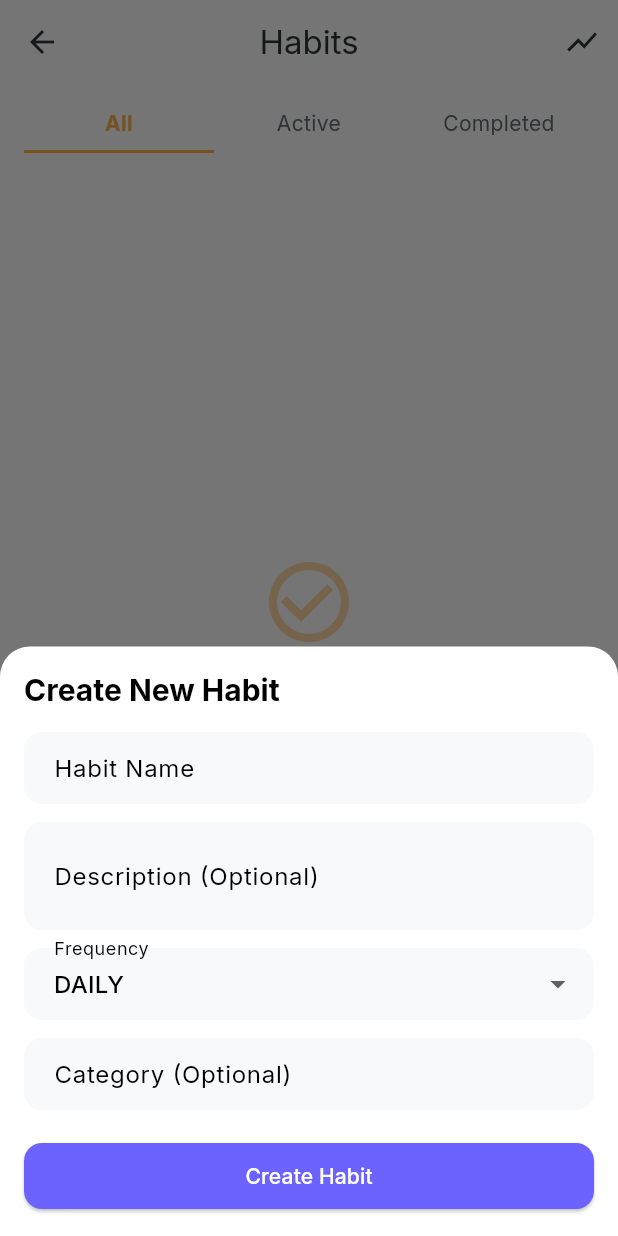
After one commit to EmadAA/Daily-Life-Manager-App, a Flutter app: the HabitScreen screen opened directly, after a tap on "Create Your First Habit", on a phone screen of 412 x 824 dp. The commit adds this screen. Run offline on Flutter 3.47's test engine with Material 3 defaults, Android fonts, the phone set to English and light mode, and no system bars; our stand-ins replace flutter_riverpod, flutter_slidable, google_fonts, isar, shared_preferences; accounts and stored records are empty; generated files the repository leaves out were written again.

Commit message:
Second Commit

```diff
--- a/lib/data/local/database/isar_database.dart
+++ b/lib/data/local/database/isar_database.dart
@@ -2,6 +2,7 @@ import 'package:isar/isar.dart';
 import 'package:path_provider/path_provider.dart';
 import 'package:life_manager_pro/modules/tasks/models/task_model.dart';
 import 'package:life_manager_pro/modules/health/models/health_model.dart';
+import 'package:life_manager_pro/modules/habits/models/habit_model.dart';
 
 class IsarDatabase {
   static Isar? _isar;
@@ -11,7 +12,7 @@ class IsarDatabase {
 
     final dir = await getApplicationDocumentsDirectory();
     _isar = await Isar.open(
-      [TaskSchema, HealthEntrySchema], // Make sure both are here
+      [TaskSchema, HealthEntrySchema, HabitSchema],
       directory: dir.path,
     );
     return _isar!;
--- /dev/null
+++ b/lib/data/local/repositories/habit_repository.dart
@@ -0,0 +1,38 @@
+import 'package:isar/isar.dart';
+import 'package:life_manager_pro/data/local/database/isar_database.dart';
+import 'package:life_manager_pro/modules/habits/models/habit_model.dart';
+
+class HabitRepository {
+  Future<Isar> get _db => IsarDatabase.getInstance();
+
+  Future<List<Habit>> getAllHabits() async {
+    final db = await _db;
+    return db.habits.where().findAll();
+  }
+
+  Future<List<Habit>> getActiveHabits() async {
+    final db = await _db;
+    return db.habits.filter().isActiveEqualTo(true).findAll();
+  }
+
+  Future<void> addHabit(Habit habit) async {
+    final db = await _db;
+    await db.writeTxn(() async {
+      await db.habits.put(habit);
+    });
+  }
+
+  Future<void> updateHabit(Habit habit) async {
+    final db = await _db;
+    await db.writeTxn(() async {
+      await db.habits.put(habit);
+    });
+  }
+
+  Future<void> deleteHabit(int id) async {
+    final db = await _db;
+    await db.writeTxn(() async {
+      await db.habits.delete(id);
+    });
+  }
+}
--- /dev/null
+++ b/lib/modules/habits/models/habit_model.dart
@@ -0,0 +1,25 @@
+import 'package:isar/isar.dart';
+
+part 'habit_model.g.dart';
+
+enum HabitFrequency { daily, weekly, custom }
+
+@Collection()
+@Name('habits')
+class Habit {
+  Id id = Isar.autoIncrement;
+
+  late String name;
+  String? description;
+
+  @enumerated
+  late HabitFrequency frequency;
+
+  List<int> daysOfWeek = []; // 0=Monday, 6=Sunday
+  DateTime createdAt = DateTime.now();
+  int currentStreak = 0;
+  int bestStreak = 0;
+  String? category;
+  bool isActive = true;
+  List<DateTime> completedDates = [];
+}
--- /dev/null
+++ b/lib/modules/habits/providers/habit_provider.dart
@@ -0,0 +1,85 @@
+import 'package:flutter_riverpod/flutter_riverpod.dart';
+import 'package:life_manager_pro/modules/habits/models/habit_model.dart';
+import 'package:life_manager_pro/data/local/repositories/habit_repository.dart';
+
+final habitRepositoryProvider = Provider<HabitRepository>((ref) {
+  return HabitRepository();
+});
+
+class HabitNotifier extends StateNotifier<List<Habit>> {
+  final HabitRepository _repository;
+
+  HabitNotifier(this._repository) : super([]) {
+    loadHabits();
+  }
+
+  Future<void> loadHabits() async {
+    state = await _repository.getAllHabits();
+  }
+
+  Future<void> addHabit(Habit habit) async {
+    await _repository.addHabit(habit);
+    await loadHabits();
+  }
+
+  Future<void> updateHabit(Habit habit) async {
+    await _repository.updateHabit(habit);
+    await loadHabits();
+  }
+
+  Future<void> deleteHabit(int id) async {
+    await _repository.deleteHabit(id);
+    await loadHabits();
+  }
+
+  Future<void> toggleHabit(Habit habit) async {
+    final today = DateTime(
+      DateTime.now().year,
+      DateTime.now().month,
+      DateTime.now().day
+    );
+
+    if (habit.completedDates.contains(today)) {
+      habit.completedDates.remove(today);
+      habit.currentStreak = _calculateStreak(habit.completedDates);
+    } else {
+      habit.completedDates.add(today);
+      habit.currentStreak = _calculateStreak(habit.completedDates);
+      if (habit.currentStreak > habit.bestStreak) {
+        habit.bestStreak = habit.currentStreak;
+      }
+    }
+
+    await updateHabit(habit);
+  }
+
+  int _calculateStreak(List<DateTime> dates) {
+    if (dates.isEmpty) return 0;
+
+    final sortedDates = List<DateTime>.from(dates)..sort();
+    int streak = 1;
+    final today = DateTime.now();
+    final lastDate = sortedDates.last;
+
+    // Check if last completion is today or yesterday
+    final daysDiff = today.difference(lastDate).inDays;
+    if (daysDiff > 1) return 0;
+    if (daysDiff == 1) streak = 1;
+
+    for (int i = sortedDates.length - 1; i > 0; i--) {
+      final diff = sortedDates[i].difference(sortedDates[i - 1]).inDays;
+      if (diff == 1) {
+        streak++;
+      } else {
+        break;
+      }
+    }
+
+    return streak;
+  }
+}
+
+final habitProvider = StateNotifierProvider<HabitNotifier, List<Habit>>((ref) {
+  final repository = ref.watch(habitRepositoryProvider);
+  return HabitNotifier(repository);
+});
--- /dev/null
+++ b/lib/modules/habits/screens/habit_screen.dart
@@ -0,0 +1,241 @@
+import 'package:flutter/material.dart';
+import 'package:flutter_riverpod/flutter_riverpod.dart';
+import 'package:life_manager_pro/core/constants/app_colors.dart';
+import 'package:life_manager_pro/modules/habits/models/habit_model.dart';
+import 'package:life_manager_pro/modules/habits/providers/habit_provider.dart';
+import 'package:life_manager_pro/modules/habits/widgets/habit_card.dart';
+import 'package:life_manager_pro/modules/habits/widgets/add_habit_bottom_sheet.dart';
+
+class HabitScreen extends ConsumerStatefulWidget {
+  const HabitScreen({super.key});
+
+  @override
+  ConsumerState<HabitScreen> createState() => _HabitScreenState();
+}
+
+class _HabitScreenState extends ConsumerState<HabitScreen> {
+  int _currentTab = 0;
+  final List<String> _tabs = ['All', 'Active', 'Completed'];
+
+  @override
+  Widget build(BuildContext context) {
+    final habits = ref.watch(habitProvider);
+    final filteredHabits = _getFilteredHabits(habits);
+
+    return Scaffold(
+      appBar: AppBar(
+        title: const Text('Habits'),
+        actions: [
+          IconButton(
+            icon: const Icon(Icons.show_chart),
+            onPressed: () => _showStats(context),
+          ),
+        ],
+      ),
+      body: Column(
+        children: [
+          _buildTabBar(),
+          Expanded(
+            child: habits.isEmpty
+                ? _buildEmptyState()
+                : ListView.builder(
+                    padding: const EdgeInsets.all(16),
+                    itemCount: filteredHabits.length,
+                    itemBuilder: (context, index) {
+                      final habit = filteredHabits[index];
+                      return HabitCard(
+                        habit: habit,
+                        onToggle: () => _toggleHabit(habit),
+                        onDelete: () => _deleteHabit(habit.id),
+                      );
+                    },
+                  ),
+          ),
+        ],
+      ),
+      floatingActionButton: FloatingActionButton(
+        onPressed: () => _showAddHabitBottomSheet(context),
+        child: const Icon(Icons.add),
+      ),
+    );
+  }
+
+  Widget _buildTabBar() {
+    return Container(
+      padding: const EdgeInsets.symmetric(horizontal: 16, vertical: 8),
+      child: Row(
+        children: _tabs.map((tab) {
+          final index = _tabs.indexOf(tab);
+          return Expanded(
+            child: GestureDetector(
+              onTap: () => setState(() => _currentTab = index),
+              child: Container(
+                padding: const EdgeInsets.symmetric(vertical: 8),
+                decoration: BoxDecoration(
+                  border: Border(
+                    bottom: BorderSide(
+                      color: _currentTab == index
+                          ? AppColors.habitsColor
+                          : Colors.transparent,
+                      width: 2,
+                    ),
+                  ),
+                ),
+                child: Text(
+                  tab,
+                  textAlign: TextAlign.center,
+                  style: TextStyle(
+                    color: _currentTab == index
+                        ? AppColors.habitsColor
+                        : AppColors.textSecondary,
+                    fontWeight: _currentTab == index
+                        ? FontWeight.bold
+                        : FontWeight.normal,
+                    fontSize: 14,
+                  ),
+                ),
+              ),
+            ),
+          );
+        }).toList(),
+      ),
+    );
+  }
+
+  Widget _buildEmptyState() {
+    return Center(
+      child: Column(
+        mainAxisAlignment: MainAxisAlignment.center,
+        children: [
+          Icon(
+            Icons.check_circle_outline,
+            size: 64,
+            color: AppColors.habitsColor.withOpacity(0.5),
+          ),
+          const SizedBox(height: 16),
+          Text(
+            'No habits yet',
+            style: Theme.of(context).textTheme.titleMedium,
+          ),
+          const SizedBox(height: 8),
+          Text(
+            'Start building good habits today!',
+            style: TextStyle(
+              color: AppColors.textSecondary,
+              fontSize: 14,
+            ),
+          ),
+          const SizedBox(height: 16),
+          ElevatedButton.icon(
+            onPressed: () => _showAddHabitBottomSheet(context),
+            icon: const Icon(Icons.add),
+            label: const Text('Create Your First Habit'),
+          ),
+        ],
+      ),
+    );
+  }
+
+  List<Habit> _getFilteredHabits(List<Habit> habits) {
+    switch (_currentTab) {
+      case 1:
+        return habits.where((h) => h.isActive).toList();
+      case 2:
+        return habits.where((h) => !h.isActive).toList();
+      default:
+        return habits;
+    }
+  }
+
+  void _toggleHabit(Habit habit) {
+    ref.read(habitProvider.notifier).toggleHabit(habit);
+  }
+
+  void _deleteHabit(int id) {
+    showDialog(
+      context: context,
+      builder: (context) => AlertDialog(
+        title: const Text('Delete Habit'),
+        content: const Text('Are you sure you want to delete this habit?'),
+        actions: [
+          TextButton(
+            onPressed: () => Navigator.pop(context),
+            child: const Text('Cancel'),
+          ),
+          TextButton(
+            onPressed: () {
+              ref.read(habitProvider.notifier).deleteHabit(id);
+              Navigator.pop(context);
+            },
+            child: const Text('Delete', style: TextStyle(color: Colors.red)),
+          ),
+        ],
+      ),
+    );
+  }
+
+  void _showAddHabitBottomSheet(BuildContext context) {
+    showModalBottomSheet(
+      context: context,
+      isScrollControlled: true,
+      shape: const RoundedRectangleBorder(
+        borderRadius: BorderRadius.vertical(top: Radius.circular(20)),
+      ),
+      builder: (context) => const AddHabitBottomSheet(),
+    );
+  }
+
+  void _showStats(BuildContext context) {
+    showDialog(
+      context: context,
+      builder: (context) => AlertDialog(
+        title: const Text('Habit Statistics'),
+        content: SizedBox(
+          width: double.maxFinite,
+          child: Column(
+            mainAxisSize: MainAxisSize.min,
+            children: [
+              _buildStatItem('Total Habits', '5', AppColors.habitsColor),
+              _buildStatItem('Active Habits', '3', AppColors.success),
+              _buildStatItem('Best Streak', '12 days', AppColors.warning),
+              _buildStatItem('Completion Rate', '78%', AppColors.info),
+            ],
+          ),
+        ),
+        actions: [
+          TextButton(
+            onPressed: () => Navigator.pop(context),
+            child: const Text('Close'),
+          ),
+        ],
+      ),
+    );
+  }
+
+  Widget _buildStatItem(String label, String value, Color color) {
+    return Padding(
+      padding: const EdgeInsets.symmetric(vertical: 6),
+      child: Row(
+        mainAxisAlignment: MainAxisAlignment.spaceBetween,
+        children: [
+          Text(label, style: const TextStyle(fontSize: 14)),
+          Container(
+            padding: const EdgeInsets.symmetric(horizontal: 12, vertical: 4),
+            decoration: BoxDecoration(
+              color: color.withOpacity(0.1),
+              borderRadius: BorderRadius.circular(4),
+            ),
+            child: Text(
+              value,
+              style: TextStyle(
+                color: color,
+                fontWeight: FontWeight.bold,
+                fontSize: 14,
+              ),
+            ),
+          ),
+        ],
+      ),
+    );
+  }
+}
--- /dev/null
+++ b/lib/modules/habits/widgets/add_habit_bottom_sheet.dart
@@ -0,0 +1,169 @@
+import 'package:flutter/material.dart';
+import 'package:flutter_riverpod/flutter_riverpod.dart';
+import 'package:life_manager_pro/core/constants/app_colors.dart';
+import 'package:life_manager_pro/modules/habits/models/habit_model.dart';
+import 'package:life_manager_pro/modules/habits/providers/habit_provider.dart';
+
+class AddHabitBottomSheet extends ConsumerStatefulWidget {
+  const AddHabitBottomSheet({super.key});
+
+  @override
+  ConsumerState<AddHabitBottomSheet> createState() => _AddHabitBottomSheetState();
+}
+
+class _AddHabitBottomSheetState extends ConsumerState<AddHabitBottomSheet> {
+  final _formKey = GlobalKey<FormState>();
+  final _nameController = TextEditingController();
+  final _descriptionController = TextEditingController();
+
+  HabitFrequency _frequency = HabitFrequency.daily;
+  String? _category;
+  List<int> _selectedDays = [];
+
+  final List<String> _days = ['Mon', 'Tue', 'Wed', 'Thu', 'Fri', 'Sat', 'Sun'];
+
+  @override
+  Widget build(BuildContext context) {
+    return Padding(
+      padding: EdgeInsets.only(
+        bottom: MediaQuery.of(context).viewInsets.bottom,
+        left: 16,
+        right: 16,
+        top: 16,
+      ),
+      child: SingleChildScrollView(
+        child: Form(
+          key: _formKey,
+          child: Column(
+            mainAxisSize: MainAxisSize.min,
+            crossAxisAlignment: CrossAxisAlignment.start,
+            children: [
+              Text(
+                'Create New Habit',
+                style: Theme.of(context).textTheme.titleLarge?.copyWith(
+                  fontSize: 20,
+                  fontWeight: FontWeight.bold,
+                ),
+              ),
+              const SizedBox(height: 16),
+              TextFormField(
+                controller: _nameController,
+                decoration: const InputDecoration(
+                  labelText: 'Habit Name',
+                  hintText: 'e.g., Exercise, Read, Meditate',
+                ),
+                validator: (value) {
+                  if (value == null || value.isEmpty) {
+                    return 'Please enter a habit name';
+                  }
+                  return null;
+                },
+              ),
+              const SizedBox(height: 12),
+              TextFormField(
+                controller: _descriptionController,
+                decoration: const InputDecoration(
+                  labelText: 'Description (Optional)',
+                  hintText: 'Why do you want to build this habit?',
+                ),
+                maxLines: 2,
+              ),
+              const SizedBox(height: 12),
+              DropdownButtonFormField<HabitFrequency>(
+                value: _frequency,
+                decoration: const InputDecoration(
+                  labelText: 'Frequency',
+                  border: OutlineInputBorder(),
+                ),
+                items: HabitFrequency.values.map((frequency) {
+                  return DropdownMenuItem(
+                    value: frequency,
+                    child: Text(frequency.name.toUpperCase()),
+                  );
+                }).toList(),
+                onChanged: (value) {
+                  if (value != null) {
+                    setState(() => _frequency = value);
+                  }
+                },
+              ),
+              const SizedBox(height: 12),
+              TextFormField(
+                decoration: const InputDecoration(
+                  labelText: 'Category (Optional)',
+                  hintText: 'e.g., Health, Productivity',
+                ),
+                onChanged: (value) => _category = value,
+              ),
+              if (_frequency == HabitFrequency.weekly) ...[
+                const SizedBox(height: 12),
+                const Text(
+                  'Select days:',
+                  style: TextStyle(fontWeight: FontWeight.w500),
+                ),
+                const SizedBox(height: 8),
+                Wrap(
+                  spacing: 6,
+                  runSpacing: 6,
+                  children: List.generate(7, (index) {
+                    final isSelected = _selectedDays.contains(index);
+                    return FilterChip(
+                      label: Text(_days[index]),
+                      selected: isSelected,
+                      onSelected: (selected) {
+                        setState(() {
+                          if (selected) {
+                            _selectedDays.add(index);
+                          } else {
+                            _selectedDays.remove(index);
+                          }
+                        });
+                      },
+                      selectedColor: AppColors.habitsColor,
+                      checkmarkColor: Colors.white,
+                    );
+                  }),
+                ),
+              ],
+              const SizedBox(height: 20),
+              SizedBox(
+                width: double.infinity,
+                child: ElevatedButton(
+                  onPressed: _addHabit,
+                  child: const Text('Create Habit'),
+                ),
+              ),
+              const SizedBox(height: 16),
+            ],
+          ),
+        ),
+      ),
+    );
+  }
+
+  void _addHabit() {
+    if (_formKey.currentState!.validate()) {
+      final habit = Habit()
+        ..name = _nameController.text
+        ..description = _descriptionController.text.isNotEmpty
+            ? _descriptionController.text
+            : null
+        ..frequency = _frequency
+        ..daysOfWeek = _selectedDays
+        ..category = _category
+        ..createdAt = DateTime.now()
+        ..isActive = true
+        ..completedDates = [];
+
+      ref.read(habitProvider.notifier).addHabit(habit);
+      Navigator.pop(context);
+
+      ScaffoldMessenger.of(context).showSnackBar(
+        const SnackBar(
+          content: Text('Habit created successfully! 🎯'),
+          duration: Duration(seconds: 2),
+        ),
+      );
+    }
+  }
+}
```
Also changed, not shown: lib/core/navigation/app_navigation.dart (+8 -10 lines), lib/modules/habits/widgets/habit_card.dart (added, +135 -0 lines), lib/modules/habits/models/habit_model.g.dart (added).
